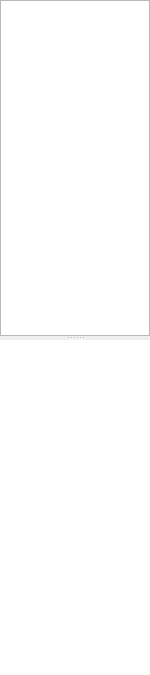
Above: apps/ide/project/projectbrowserdockwidget.ui from christopherpow/nesicide before the change. Below: the same form after it.
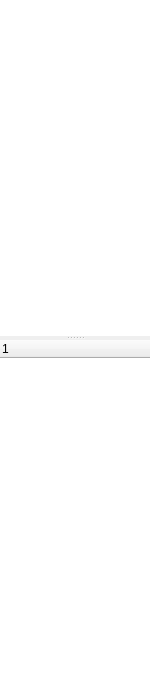
That is the form after the change. Custom widgets are drawn as their Qt base class.

Commit message: Adding all context menu options. Adding methods to open editor based on item clicked. Adding list of currently open project tabs (quite hacky with current tech).

```diff
--- a/apps/ide/project/projectbrowserdockwidget.ui
+++ b/apps/ide/project/projectbrowserdockwidget.ui
@@ -44,7 +44,6 @@
       <property name="orientation">
        <enum>Qt::Vertical</enum>
       </property>
-      <widget class="QListView" name="projectListView"/>
       <widget class="CProjectTreeWidget" name="projectTreeWidget">
        <property name="enabled">
         <bool>true</bool>
@@ -85,6 +84,16 @@
         </property>
        </column>
       </widget>
+      <widget class="CProjectTreeWidget" name="openProjectItems">
+       <property name="frameShape">
+        <enum>QFrame::NoFrame</enum>
+       </property>
+       <column>
+        <property name="text">
+         <string notr="true">1</string>
+        </property>
+       </column>
+      </widget>
      </widget>
     </item>
    </layout>
```
The commit also changes 9 other files.
